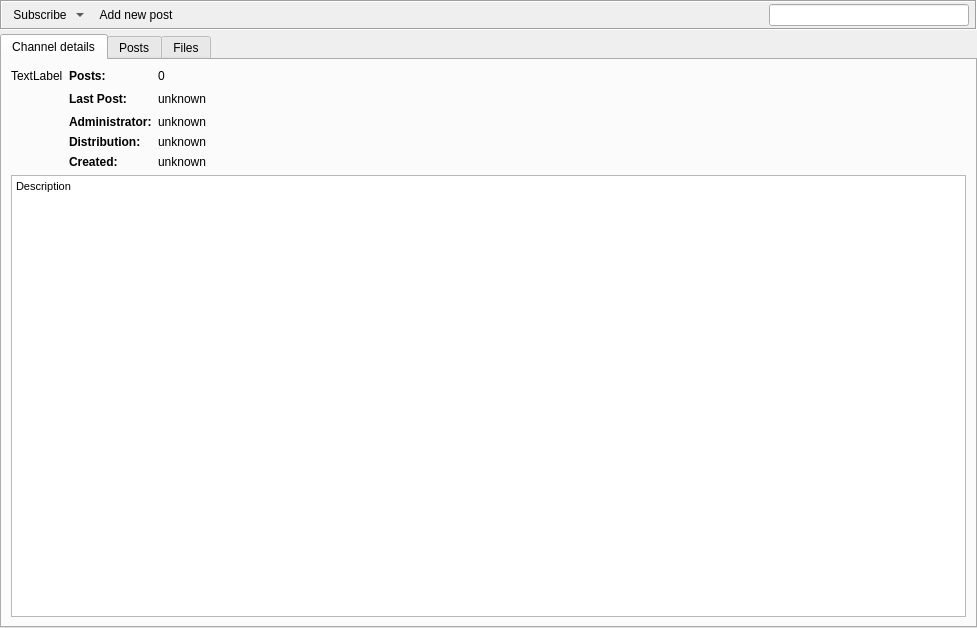
This is retroshare-gui/src/gui/gxschannels/GxsChannelPostsWidgetWithModel.ui in RetroShare/RetroShare as Qt 5 draws it before an edit. The edited form follows.
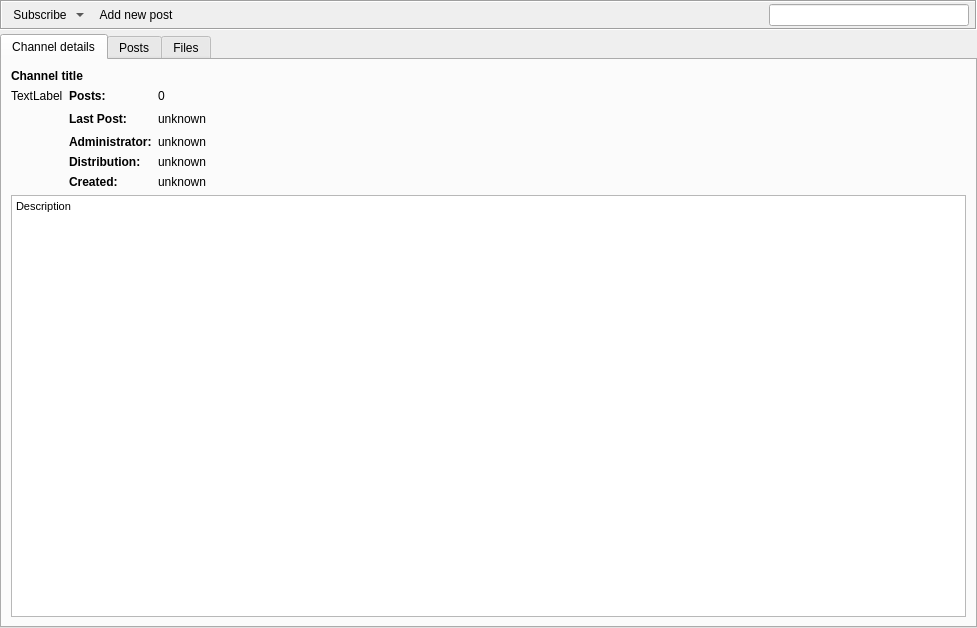
This is the edited form. The open tabs and pages were chosen to show the change. Icons and pictures are not drawn. Custom widgets are drawn as their Qt base class.

Commit message: fixed a few cosmetic details in channels model and UI

```diff
--- a/retroshare-gui/src/gui/gxschannels/GxsChannelPostsWidgetWithModel.ui
+++ b/retroshare-gui/src/gui/gxschannels/GxsChannelPostsWidgetWithModel.ui
@@ -168,6 +168,20 @@
        <string>Channel details</string>
       </attribute>
       <layout class="QVBoxLayout" name="verticalLayout">
+       <item>
+        <widget class="QLabel" name="channelName_LB">
+         <property name="font">
+          <font>
+           <weight>75</weight>
+           <bold>true</bold>
+           <strikeout>false</strikeout>
+          </font>
+         </property>
+         <property name="text">
+          <string>Channel title</string>
+         </property>
+        </widget>
+       </item>
        <item>
         <layout class="QHBoxLayout" name="horizontalLayout_3">
          <item>
```
Left out of the diff: 2 changed lines with no effect on the pictures. The commit also changes 3 other files.
